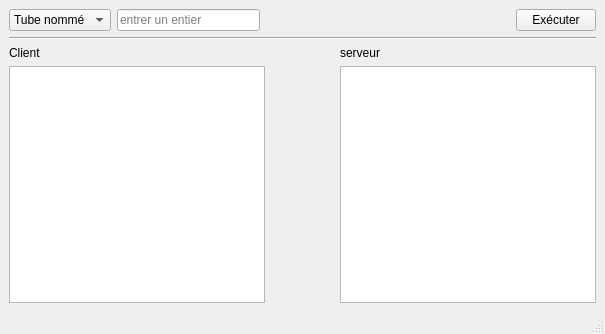
Before: the Qt Designer form interface.ui in Capital2/C-sockets-and-pipes, drawn with Qt 5.
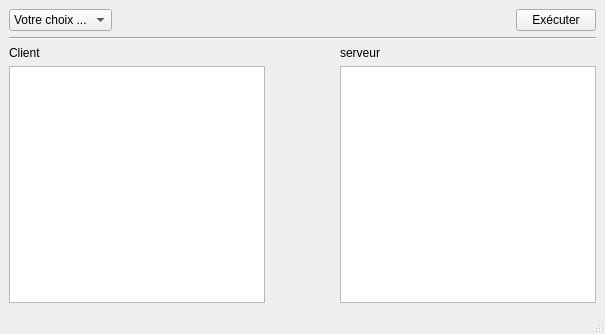
After: the same form once the commit is applied.

What changed in the file:
```diff
--- a/interface.ui
+++ b/interface.ui
@@ -23,6 +23,11 @@
          <layout class="QGridLayout" name="gridLayout">
           <item row="0" column="0">
            <widget class="QComboBox" name="comboBox">
+            <item>
+             <property name="text">
+              <string>Votre choix ...</string>
+             </property>
+            </item>
             <item>
              <property name="text">
               <string>Tube nommé</string>
@@ -35,22 +40,6 @@
             </item>
            </widget>
           </item>
-          <item row="0" column="1">
-           <widget class="QLineEdit" name="lineEdit">
-            <property name="inputMask">
-             <string/>
-            </property>
-            <property name="text">
-             <string/>
-            </property>
-            <property name="maxLength">
-             <number>4</number>
-            </property>
-            <property name="placeholderText">
-             <string>entrer un entier</string>
-            </property>
-           </widget>
-          </item>
          </layout>
         </item>
         <item row="0" column="1">
```
Left out of the diff: 53 changed lines with no effect on the pictures.
